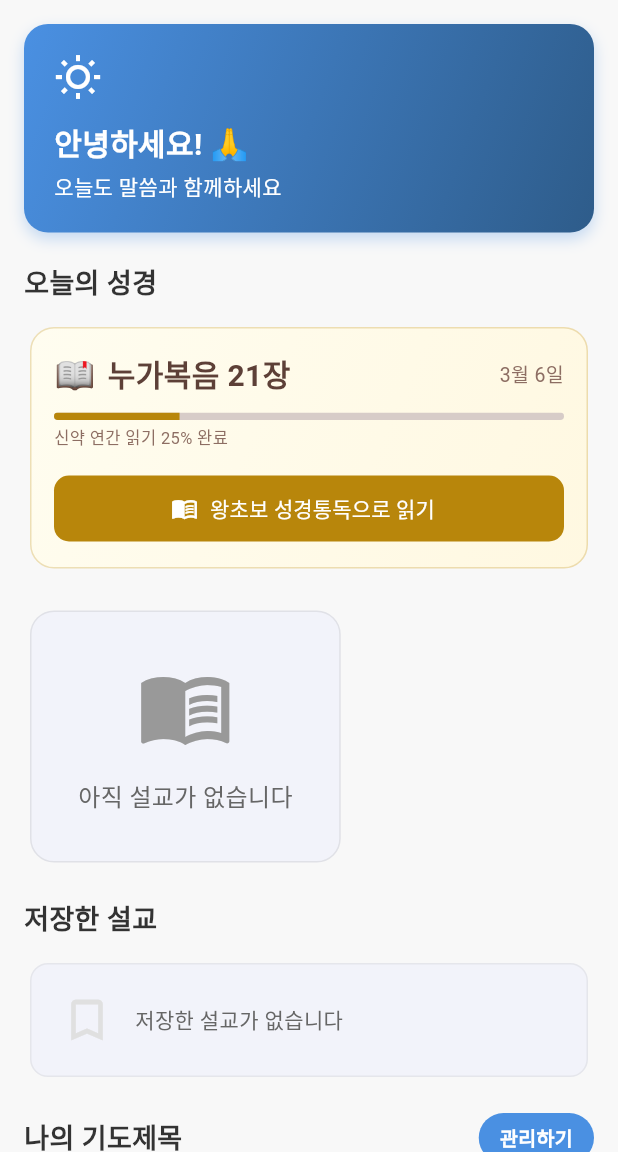
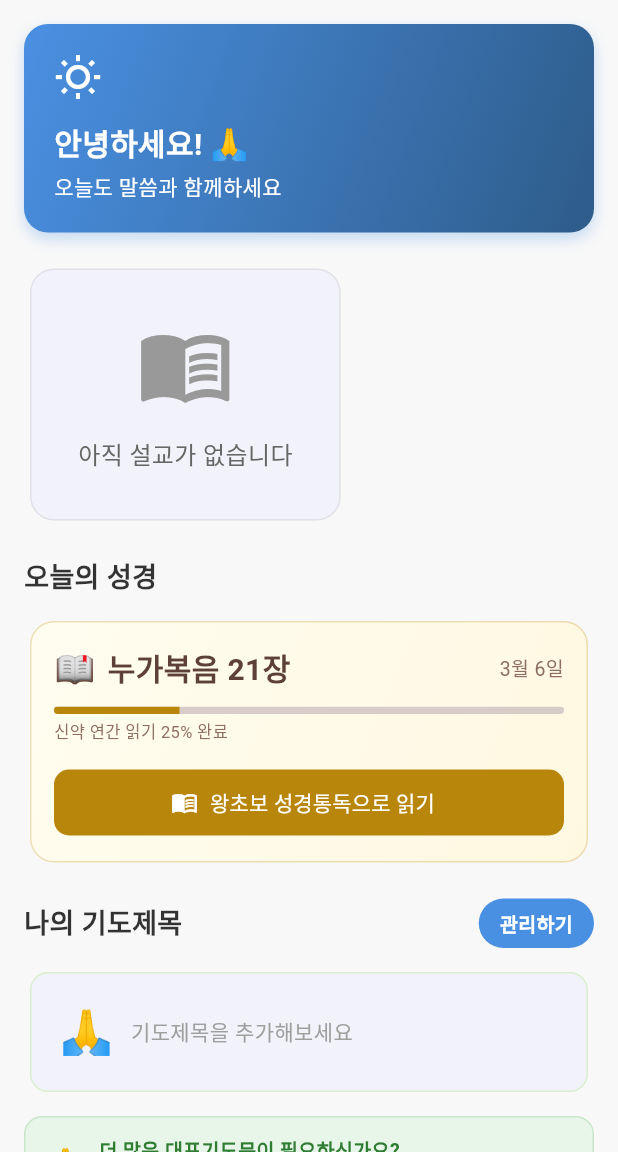
Before and after one commit to nanoset100/logosflow, a Flutter app: the HomeScreen screen opened directly, on a phone screen of 412 x 824 dp, the part 84-1236 px from its top. Run offline on Flutter 3.47's test engine with Material 3 defaults, Android fonts, the phone set to English and light mode, and no system bars; our stand-ins replace audioplayers, cloud_firestore, firebase_auth, firebase_core, flutter_dotenv, flutter_riverpod and 1 more; accounts and stored records are empty; Roboto replaces fonts that are missing (Pretendard).

Commit message:
refactor: 홈화면 카드 섹션 UX 우선순위 재배치
설교→묵상→성경→기도→저장→퀵메뉴 순서로 재정렬
핵심 콘텐츠를 상단에, 보관함 성격의 섹션을 하단 배치

Co-Authored-By: Claude Sonnet 4.6 <noreply@anthropic.com>

```diff
--- a/chimshin/lib/presentation/screens/home/home_screen.dart
+++ b/chimshin/lib/presentation/screens/home/home_screen.dart
@@ -148,14 +148,12 @@ class _HomeScreenState extends State<HomeScreen> {
           child: Column(
             crossAxisAlignment: CrossAxisAlignment.start,
             children: [
+              // 1. 환영 인사
               _WelcomeCard(churchName: _churchName),
 
               const SizedBox(height: 20),
 
-              const _DailyBibleCard(),
-
-              const SizedBox(height: 20),
-
+              // 2. 이번 주 설교 (핵심 콘텐츠 1)
               if (_latestSermon != null) ...[
                 _LatestSermonCard(
                   sermon: _latestSermon!,
@@ -172,6 +170,7 @@ class _HomeScreenState extends State<HomeScreen> {
 
                 const SizedBox(height: 20),
 
+                // 3. 오늘의 묵상 (핵심 콘텐츠 2)
                 _TodayDevotionCard(
                   dayName: _getTodayDayName(),
                   devotion: _getTodayDevotion(),
@@ -191,6 +190,26 @@ class _HomeScreenState extends State<HomeScreen> {
 
               const SizedBox(height: 20),
 
+              // 4. 오늘의 성경 (실천 콘텐츠 1)
+              const _DailyBibleCard(),
+
+              const SizedBox(height: 20),
+
+              // 5. 나의 기도제목 (실천 콘텐츠 2)
+              if (_uid != null)
+                _PrayerSection(
+                  uid: _uid!,
+                  prayerService: _prayerService,
+                  onManage: () => Navigator.push(
+                    context,
+                    MaterialPageRoute(
+                        builder: (context) => const PrayerRequestsScreen()),
+                  ),
+                ),
+
+              const SizedBox(height: 20),
+
+              // 7. 저장한 설교 (보관함)
               _SavedSermonsSection(
                 savedSermons: _savedSermons,
                 onViewAll: () => Navigator.push(
@@ -207,19 +226,7 @@ class _HomeScreenState extends State<HomeScreen> {
 
               const SizedBox(height: 20),
 
-              if (_uid != null)
-                _PrayerSection(
-                  uid: _uid!,
-                  prayerService: _prayerService,
-                  onManage: () => Navigator.push(
-                    context,
-                    MaterialPageRoute(
-                        builder: (context) => const PrayerRequestsScreen()),
-                  ),
-                ),
-
-              const SizedBox(height: 20),
-
+              // 8. 주요 기능 퀵메뉴
               _QuickMenu(
                 onSermonListTap: () {
                   Navigator.push(
```
